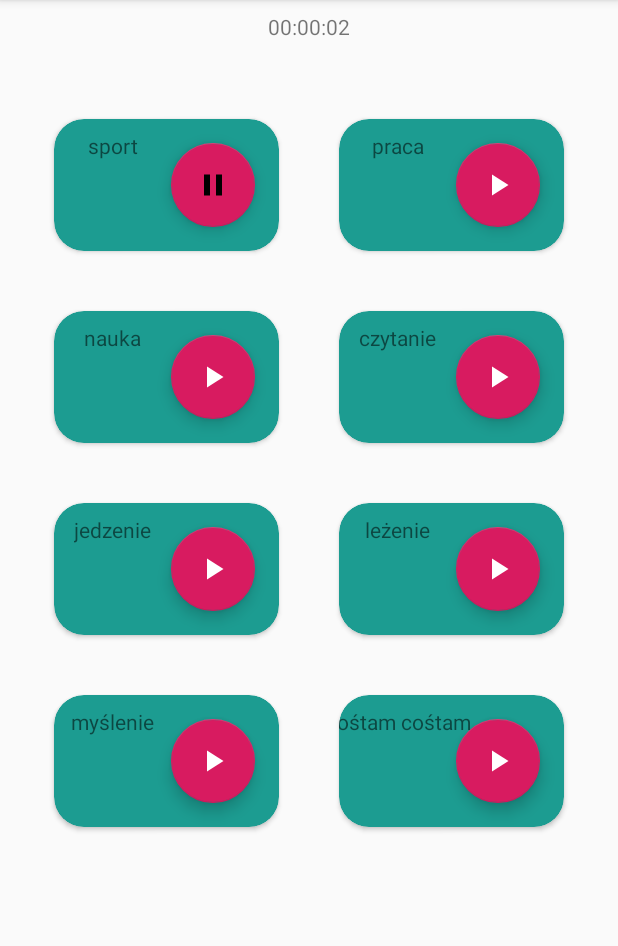
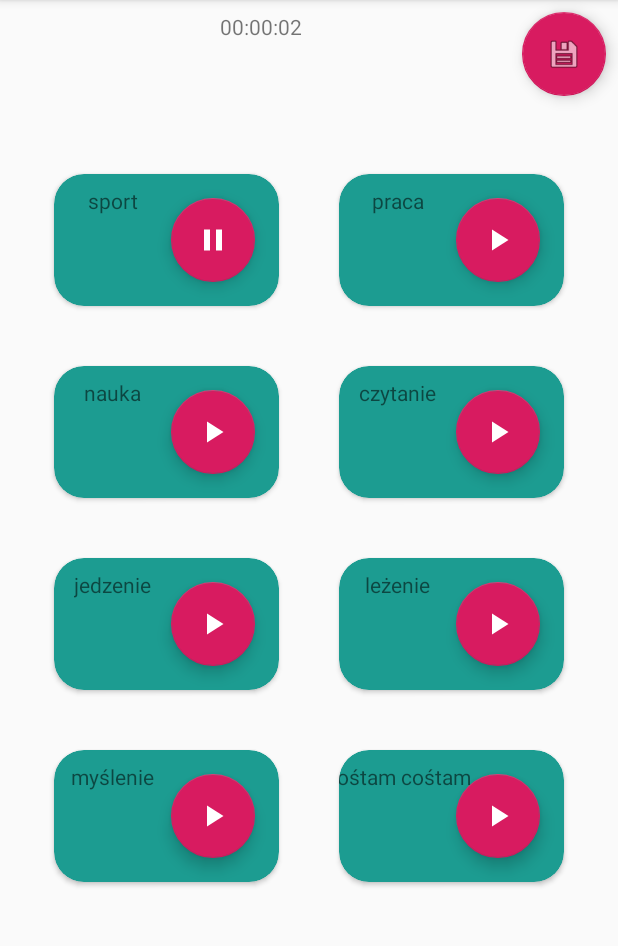
Before and after one commit to soczystys/android-timer, an Android app: the TimerActivity screen opened directly, with no data from a screen before it, after a tap on an icon or button, on a phone screen of 412 x 824 dp, the part 84-1030 px from its top. Run offline under Robolectric (Android 15) with nearby library versions, the phone set to English and light mode, and no system bars.

Commit message:
packets tree update

```diff
--- a/app/src/main/AndroidManifest.xml
+++ b/app/src/main/AndroidManifest.xml
@@ -9,13 +9,15 @@
         android:roundIcon="@mipmap/ic_launcher_round"
         android:supportsRtl="true"
         android:theme="@style/AppTheme">
-        <activity android:name=".TimerActivity"></activity>
+        <activity android:name=".main.logs.LogsActivity"></activity>
+        <activity android:name=".main.timer.TimerActivity" />
         <activity
             android:name=".MainActivity"
             android:label="@string/app_name"
             android:theme="@style/AppTheme.NoActionBar">
             <intent-filter>
                 <action android:name="android.intent.action.MAIN" />
+
                 <category android:name="android.intent.category.LAUNCHER" />
             </intent-filter>
         </activity>
--- a/app/src/main/java/com/myprojects/android_timer/ActionListAdapter.java
+++ b/app/src/main/java/com/myprojects/android_timer/main/timer/ActionListAdapter.java
@@ -1,4 +1,4 @@
-package com.myprojects.android_timer;
+package com.myprojects.android_timer.main.timer;
 
 import android.content.Context;
 import android.graphics.drawable.Drawable;
@@ -10,8 +10,11 @@ import android.support.v7.widget.RecyclerView;
 import android.view.LayoutInflater;
 import android.view.View;
 import android.view.ViewGroup;
-import android.widget.Button;
 import android.widget.TextView;
+
+import com.myprojects.android_timer.R;
+import com.myprojects.android_timer.main.util.BunchOfDataToSave;
+import com.myprojects.android_timer.main.util.PlayButtonHandler;
 
 import java.util.List;
 
@@ -23,6 +26,14 @@ public class ActionListAdapter extends RecyclerView.Adapter<ActionListAdapter.Ho
     final PlayButtonHandler playButtonHandler;
     Drawable play;
     Drawable pause;
+
+    public BunchOfDataToSave getBunchOfDataToSave() {
+        if(playButtonHandler != null) {
+            return playButtonHandler.getBunchOfDataToSave();
+        } else {
+            return null;
+        }
+    }
 
     public ActionListAdapter(List<RecyclerItem> list, Context context, TextView count, Drawable play, Drawable pause) {
         this.list = list;
@@ -49,7 +60,7 @@ public class ActionListAdapter extends RecyclerView.Adapter<ActionListAdapter.Ho
         holder.playButton.setOnClickListener(new View.OnClickListener() {
             @Override
             public void onClick(View v) {
-                playButtonHandler.handlePlayButton(count, holder.playButton);
+                playButtonHandler.handlePlayButton(count, holder.playButton, holder.title.getText().toString());
             }
         });
     }
--- a/app/src/main/java/com/myprojects/android_timer/TimerActivity.java
+++ b/app/src/main/java/com/myprojects/android_timer/main/timer/TimerActivity.java
@@ -1,12 +1,17 @@
-package com.myprojects.android_timer;
+package com.myprojects.android_timer.main.timer;
 
 import android.content.res.Resources;
 import android.graphics.drawable.Drawable;
+import android.support.design.widget.FloatingActionButton;
 import android.support.v7.app.AppCompatActivity;
 import android.os.Bundle;
 import android.support.v7.widget.GridLayoutManager;
 import android.support.v7.widget.RecyclerView;
+import android.view.View;
 import android.widget.TextView;
+
+import com.myprojects.android_timer.R;
+import com.myprojects.android_timer.main.data.DataSource;
 
 import java.util.ArrayList;
 import java.util.List;
@@ -18,7 +23,10 @@ public class TimerActivity extends AppCompatActivity {
     private Resources resources;
     private Drawable play;
     private Drawable pause;
-
+    private FloatingActionButton saveButton;
+    private RecyclerView recyclerView;
+    private ActionListAdapter adapter;
+    private DataSource dataSource;
 
     @Override
     protected void onCreate(Bundle savedInstanceState) {
@@ -28,6 +36,18 @@ public class TimerActivity extends AppCompatActivity {
         count = findViewById(R.id.main_text);
         initList();
         initRecyclerView();
+        initSaveButton();
+        dataSource = DataSource.getInstance();
+    }
+
+    private void initSaveButton() {
+        saveButton = findViewById(R.id.fab_save);
+        saveButton.setOnClickListener(new View.OnClickListener() {
+            @Override
+            public void onClick(View v) {
+                dataSource.setLog(adapter.getBunchOfDataToSave());
+            }
+        });
     }
 
     private void initResources() {
@@ -37,8 +57,8 @@ public class TimerActivity extends AppCompatActivity {
     }
 
     private void initRecyclerView() {
-        RecyclerView recyclerView = findViewById(R.id.recycler_main);
-        ActionListAdapter adapter = new ActionListAdapter(actions, this, count, play, pause);
+        recyclerView = findViewById(R.id.recycler_main);
+        adapter = new ActionListAdapter(actions, this, count, play, pause);
         recyclerView.setAdapter(adapter);
 //        recyclerView.setLayoutManager(new LinearLayoutManager(this));
         recyclerView.setLayoutManager(new GridLayoutManager(this, 2));
--- a/app/src/main/java/com/myprojects/android_timer/ButtonProperty.java
+++ b/app/src/main/java/com/myprojects/android_timer/main/util/ButtonProperty.java
@@ -1,4 +1,4 @@
-package com.myprojects.android_timer;
+package com.myprojects.android_timer.main.util;
 
 import android.widget.TextView;
 
@@ -11,6 +11,11 @@ public class ButtonProperty {
     private Runnable runnable = null;
     private Boolean isReadyToCancel = false;
     private TimeUtil timeUtil = new TimeUtil();
+    private String title;
+
+    public ButtonProperty(String title) {
+        this.title = title;
+    }
 
     public Timer getTimer() {
         return timer;
@@ -29,6 +34,7 @@ public class ButtonProperty {
     }
 
     public void setTask(final TextView textView) {
+        timeUtil.setBeginning();
         task = new TimerTask() {
             @Override
             public void run() {
@@ -53,6 +59,7 @@ public class ButtonProperty {
         if (isReadyToCancel) {
             timer.cancel();
         }
+        timeUtil.setEnd();
     }
 
     public void clearTime() {
@@ -63,5 +70,11 @@ public class ButtonProperty {
         return isReadyToCancel;
     }
 
+    public TimeUtil getTimeUtil() {
+        return timeUtil;
+    }
 
+    public String getTitle() {
+        return title;
+    }
 }
--- a/app/src/main/java/com/myprojects/android_timer/PlayButtonHandler.java
+++ b/app/src/main/java/com/myprojects/android_timer/main/util/PlayButtonHandler.java
@@ -1,4 +1,4 @@
-package com.myprojects.android_timer;
+package com.myprojects.android_timer.main.util;
 
 import android.graphics.drawable.Drawable;
 import android.support.design.widget.FloatingActionButton;
@@ -6,9 +6,6 @@ import android.widget.TextView;
 
 import java.util.HashMap;
 import java.util.Map;
-import java.util.Optional;
-import java.util.Timer;
-import java.util.TimerTask;
 
 public class PlayButtonHandler {
 
@@ -16,6 +13,7 @@ public class PlayButtonHandler {
     private boolean isCancelled = false;
     private Map<FloatingActionButton, ButtonProperty> buttonsHandlers = new HashMap<>();
     private FloatingActionButton buttonPreviouslyClicked;
+    private FloatingActionButton buttonCurrentlyClicked;
     private Drawable play;
     private Drawable pause;
 
@@ -24,10 +22,18 @@ public class PlayButtonHandler {
         this.pause = pause;
     }
 
-    public void handlePlayButton(final TextView textView, final FloatingActionButton button) {
+    public BunchOfDataToSave getBunchOfDataToSave() {
+        ButtonProperty buttonProperty = buttonsHandlers.get(buttonCurrentlyClicked);
+        TimeUtil timeUtil = buttonProperty.getTimeUtil();
+        return new BunchOfDataToSave(buttonProperty.getTitle(),
+                timeUtil.getSec(), timeUtil.getMin(), timeUtil.getHour(), timeUtil.getBeginning(), timeUtil.getEnd());
+    }
+
+    public void handlePlayButton(final TextView textView, final FloatingActionButton button, String title) {
+        buttonCurrentlyClicked = button;
         isCancelled = false;
         if (!buttonsHandlers.containsKey(button)) {
-            buttonsHandlers.put(button, new ButtonProperty());
+            buttonsHandlers.put(button, new ButtonProperty(title));
         }
 
         changeStatusPlaying();
--- a/app/src/main/java/com/myprojects/android_timer/TimeUtil.java
+++ b/app/src/main/java/com/myprojects/android_timer/main/util/TimeUtil.java
@@ -1,4 +1,4 @@
-package com.myprojects.android_timer;
+package com.myprojects.android_timer.main.util;
 
 import java.time.LocalDateTime;
 
@@ -9,7 +9,7 @@ public class TimeUtil {
     private LocalDateTime beginning;
     private LocalDateTime end;
 
-    public void increment() {
+    private void increment() {
         sec++;
         if(sec == 60) {
             min++;
@@ -48,11 +48,23 @@ public class TimeUtil {
         return end;
     }
 
-    public void setBeginning(LocalDateTime beginning) {
-        this.beginning = beginning;
+    public Integer getSec() {
+        return sec;
     }
 
-    public void setEnd(LocalDateTime end) {
-        this.end = end;
+    public Integer getMin() {
+        return min;
+    }
+
+    public Integer getHour() {
+        return hour;
+    }
+
+    public void setBeginning() {
+        this.beginning = LocalDateTime.now();
+    }
+
+    public void setEnd() {
+        this.end = LocalDateTime.now();
     }
 }
--- a/app/src/main/res/drawable/pause_no_circle.xml
+++ b/app/src/main/res/drawable/pause_no_circle.xml
@@ -4,6 +4,6 @@
     android:viewportWidth="24"
     android:viewportHeight="24">
     <path
-        android:fillColor="#FF000000"
+        android:fillColor="#FFFFFFFF"
         android:pathData="M6,19h4L10,5L6,5v14zM14,5v14h4L18,5h-4z"/>
 </vector>
--- a/app/src/main/res/drawable/play_no_circle.xml
+++ b/app/src/main/res/drawable/play_no_circle.xml
@@ -4,6 +4,6 @@
     android:viewportWidth="24"
     android:viewportHeight="24">
     <path
-        android:fillColor="#FFFFFF"
+        android:fillColor="#FFFFFFFF"
         android:pathData="M8,5v14l11,-7z"/>
 </vector>
--- a/app/src/main/res/layout/activity_timer.xml
+++ b/app/src/main/res/layout/activity_timer.xml
@@ -4,7 +4,7 @@
     xmlns:tools="http://schemas.android.com/tools"
     android:layout_width="match_parent"
     android:layout_height="match_parent"
-    tools:context=".TimerActivity">
+    tools:context=".main.timer.TimerActivity">
 
     <TextView
         android:id="@+id/main_text"
@@ -14,7 +14,7 @@
         android:layout_marginTop="8dp"
         android:layout_marginEnd="8dp"
         android:text="TextView"
-        app:layout_constraintEnd_toEndOf="parent"
+        app:layout_constraintEnd_toStartOf="@+id/fab_save"
         app:layout_constraintStart_toStartOf="parent"
         app:layout_constraintTop_toTopOf="parent" />
 
@@ -29,5 +29,16 @@
         app:layout_constraintBottom_toBottomOf="parent"
         app:layout_constraintEnd_toEndOf="parent"
         app:layout_constraintStart_toStartOf="parent"
-        app:layout_constraintTop_toBottomOf="@+id/main_text" />
+        app:layout_constraintTop_toBottomOf="@+id/fab_save" />
+
+    <android.support.design.widget.FloatingActionButton
+        android:id="@+id/fab_save"
+        android:layout_width="wrap_content"
+        android:layout_height="wrap_content"
+        android:layout_marginTop="8dp"
+        android:layout_marginEnd="8dp"
+        android:clickable="true"
+        app:layout_constraintEnd_toEndOf="parent"
+        app:layout_constraintTop_toTopOf="parent"
+        app:srcCompat="@android:drawable/ic_menu_save" />
 </android.support.constraint.ConstraintLayout>
```
Also changed, not shown: app/src/main/java/com/myprojects/android_timer/MainActivity.java (+12 -2 lines), app/src/main/java/com/myprojects/android_timer/main/data/DataSource.java (added, +30 -0 lines), app/src/main/java/com/myprojects/android_timer/main/logs/LogsActivity.java (added, +15 -0 lines), app/src/main/java/com/myprojects/android_timer/main/timer/RecyclerItem.java (renamed from app/src/main/java/com/myprojects/android_timer/RecyclerItem.java, +1 -7 lines), app/src/main/java/com/myprojects/android_timer/main/util/BunchOfDataToSave.java (added, +33 -0 lines), app/src/main/res/layout/activity_logs.xml (added, +24 -0 lines), app/src/main/res/layout/activity_main.xml (+11 -1 lines).
